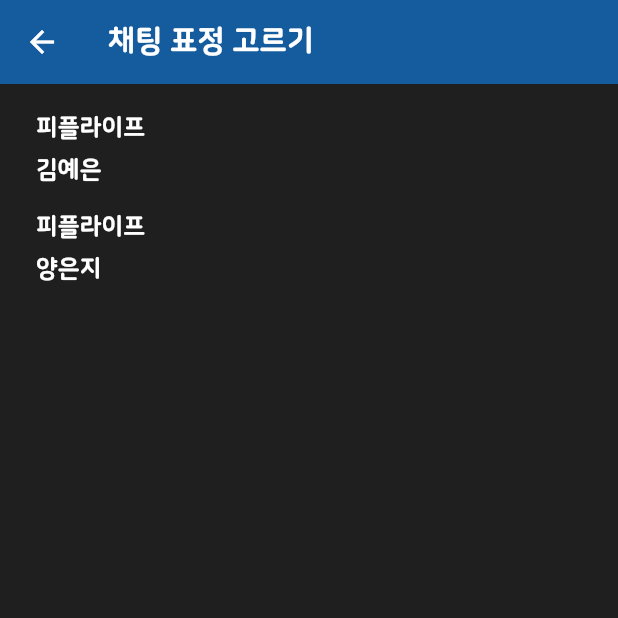
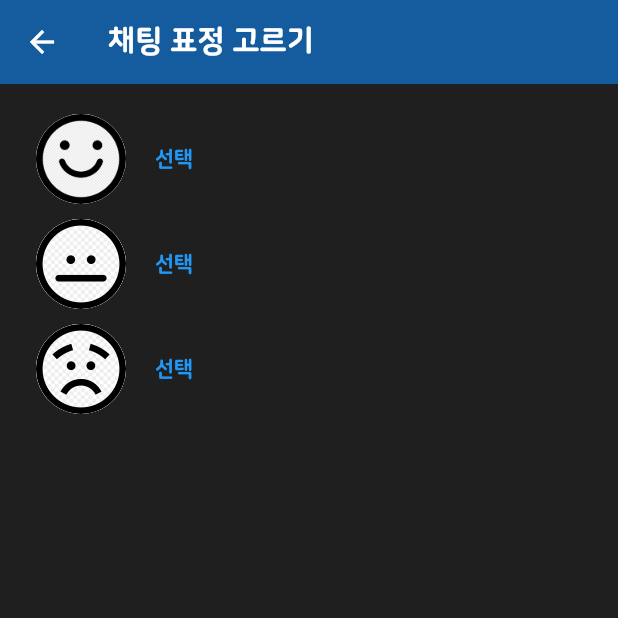
Before and after one commit to YANG087/minitalk-flutter, a Flutter app: the SelectUserFace screen opened directly, on a phone screen of 412 x 824 dp, the top half of it. Run offline on Flutter 3.47's test engine with Material 2 defaults, Android fonts, the phone set to English and light mode, and no system bars; our stand-ins replace cloud_firestore, firebase_auth, google_sign_in, shared_preferences; accounts and stored records are empty.

Commit message:
표정변경 추가

```diff
--- a/lib/views/selectUserFace.dart
+++ b/lib/views/selectUserFace.dart
@@ -1,3 +1,5 @@
+import 'package:chatapp/helper/helperfunctions.dart';
+import 'package:chatapp/services/database.dart';
 import 'package:flutter/cupertino.dart';
 import 'package:flutter/material.dart';
 
@@ -9,6 +11,43 @@ class SelectUserFace extends StatefulWidget {
 }
 
 class _SelectUserFaceState extends State<SelectUserFace> {
+  DatabaseMethods databaseMethods = new DatabaseMethods();
+
+  addFace(String faceNum) async{
+    String userName = await HelperFunctions.getUserNameSharedPreference();
+    String email = await HelperFunctions.getUserEmailSharedPreference();
+    Map<String, dynamic> userFace = {
+      "users": userName,
+      "faceNum" : faceNum,
+    };
+
+    databaseMethods.addFace(email, userFace);
+    showDialog(
+      context: context,
+      builder: (BuildContext context) {
+        // return object of type Dialog
+        return AlertDialog(
+          title: new Text("채팅 표정 고르기"),
+          content: new Text("수정되었습니다."),
+          actions: <Widget>[
+            new FlatButton(
+              child: new Text("확인"),
+              onPressed: () {
+                Navigator.pop(context);
+                close();
+              },
+            ),
+          ],
+        );
+      },
+    );
+
+  }
+
+  close() {
+    Navigator.pop(context);
+  }
+
   @override
   Widget build(BuildContext context) {
     return Scaffold(
@@ -21,16 +60,65 @@ class _SelectUserFaceState extends State<SelectUserFace> {
         padding: EdgeInsets.symmetric(horizontal: 24),
         child: Column(
           mainAxisAlignment: MainAxisAlignment.start,
-          crossAxisAlignment: CrossAxisAlignment.start,
+          crossAxisAlignment: CrossAxisAlignment.center,
           children: [
             SizedBox(height: 20,),
-            mainText("피플라이프"),
+            Container(
+              child: Row(
+                crossAxisAlignment: CrossAxisAlignment.center,
+                children: [
+                  CircleAvatar(
+                    backgroundImage: AssetImage('assets/images/face_1.png'),
+                    backgroundColor: Colors.white,
+                    radius: 30,
+                  ),
+                  TextButton(
+                    onPressed: (){
+                      addFace("1");
+                    },
+                    child: Text("선택"),
+                  ),
+                ],
+              ),
+            ),
             SizedBox(height: 10,),
-            mainText("김예은"),
-            SizedBox(height: 20,),
-            mainText("피플라이프"),
+            Container(
+              child: Row(
+                crossAxisAlignment: CrossAxisAlignment.center,
+                children: [
+                  CircleAvatar(
+                    backgroundImage: AssetImage('assets/images/face_2.png'),
+                    backgroundColor: Colors.white,
+                    radius: 30,
+                  ),
+                  TextButton(
+                    onPressed: (){
+                      addFace("2");
+                    },
+                    child: Text("선택"),
+                  ),
+                ],
+              ),
+            ),
             SizedBox(height: 10,),
-            mainText("양은지"),
+            Container(
+              child: Row(
+                crossAxisAlignment: CrossAxisAlignment.center,
+                children: [
+                  CircleAvatar(
+                    backgroundImage: AssetImage('assets/images/face_3.png'),
+                    backgroundColor: Colors.white,
+                    radius: 30,
+                  ),
+                  TextButton(
+                    onPressed: (){
+                      addFace("3");
+                    },
+                    child: Text("선택"),
+                  ),
+                ],
+              ),
+            ),
           ],
         ),
       ),
```
Also changed, not shown: lib/services/database.dart (+19 -0 lines), lib/widget/mainDrawer.dart (+63 -1 lines), assets/images/face_1.png (added), assets/images/face_2.png (added), assets/images/face_3.png (added).
